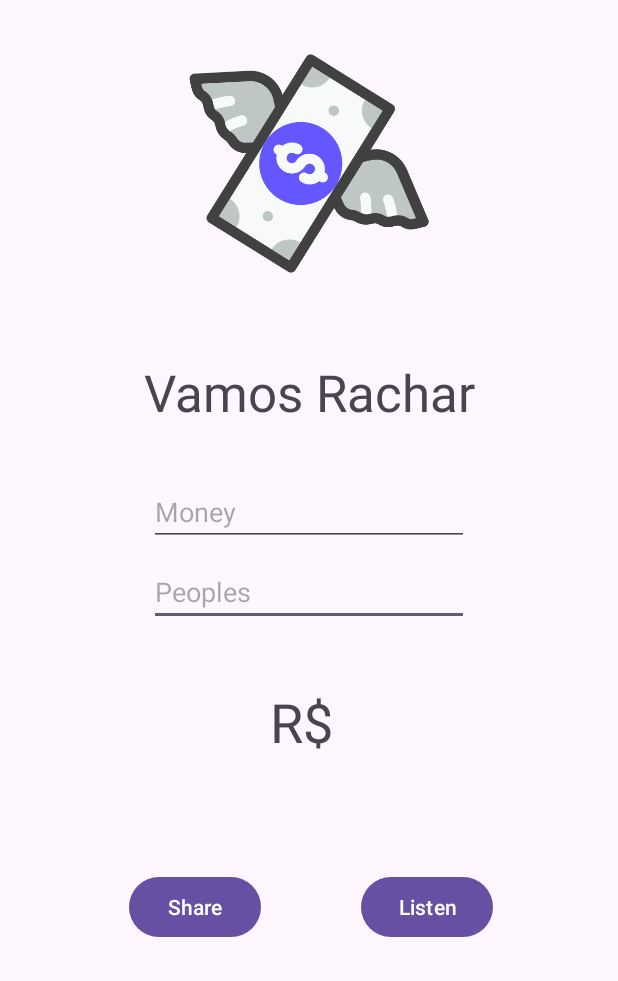
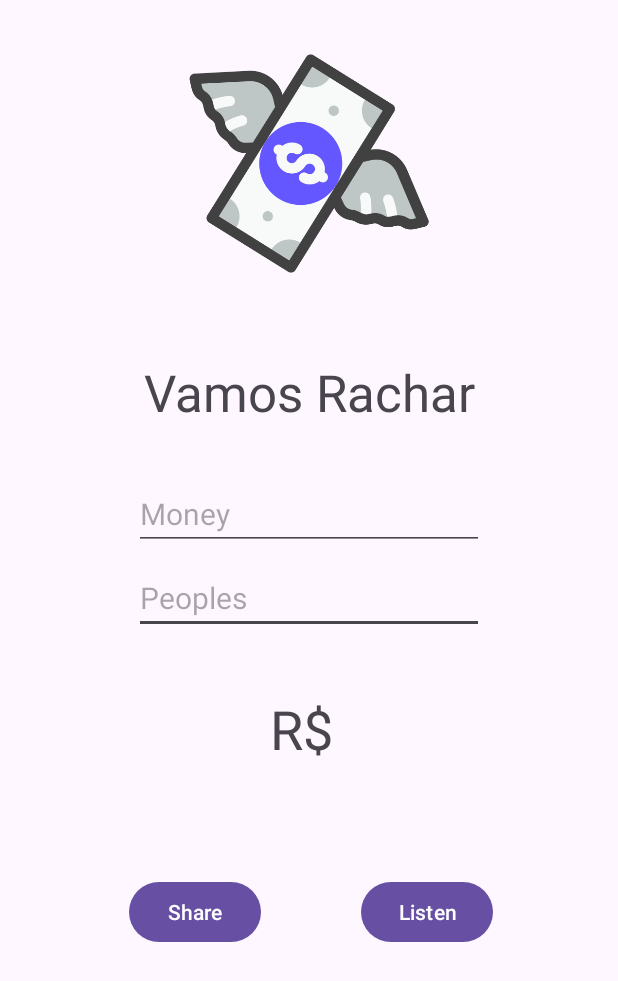
Before and after one commit to Gabriel-Vasconcelos/LetsShare, an Android app: the screen it shows after launch (MainActivity), on a phone screen of 412 x 824 dp. Shown: the top 981 px of the screen. Run offline under Robolectric (Android 15) with nearby library versions, the phone set to English and light mode, and no system bars.

Commit message:
Adding accessibility adjustments

```diff
--- a/app/src/main/res/layout/activity_main.xml
+++ b/app/src/main/res/layout/activity_main.xml
@@ -61,6 +61,7 @@
         android:id="@+id/etPeoples"
         android:layout_width="wrap_content"
         android:layout_height="wrap_content"
+        android:textSize="20sp"
         android:ems="10"
         android:inputType="numberDecimal"
         android:hint="Peoples"
@@ -68,12 +69,14 @@
         app:layout_constraintEnd_toEndOf="parent"
         app:layout_constraintStart_toStartOf="parent"
         app:layout_constraintTop_toBottomOf="@+id/etMoney"
-        app:layout_constraintVertical_bias="0.01999998" />
+        app:layout_constraintVertical_bias="0.01999998"
+        android:backgroundTint="#49454F"/>
 
     <EditText
         android:id="@+id/etMoney"
         android:layout_width="wrap_content"
         android:layout_height="wrap_content"
+        android:textSize="20sp"
         android:ems="10"
         android:inputType="numberDecimal"
         android:hint="Money"
@@ -81,7 +84,8 @@
         app:layout_constraintEnd_toEndOf="parent"
         app:layout_constraintStart_toStartOf="parent"
         app:layout_constraintTop_toBottomOf="@+id/textView"
-        app:layout_constraintVertical_bias="0.06999999" />
+        app:layout_constraintVertical_bias="0.06999999"
+        android:backgroundTint="#49454F"/>
 
     <TextView
         android:id="@+id/textView"
```
